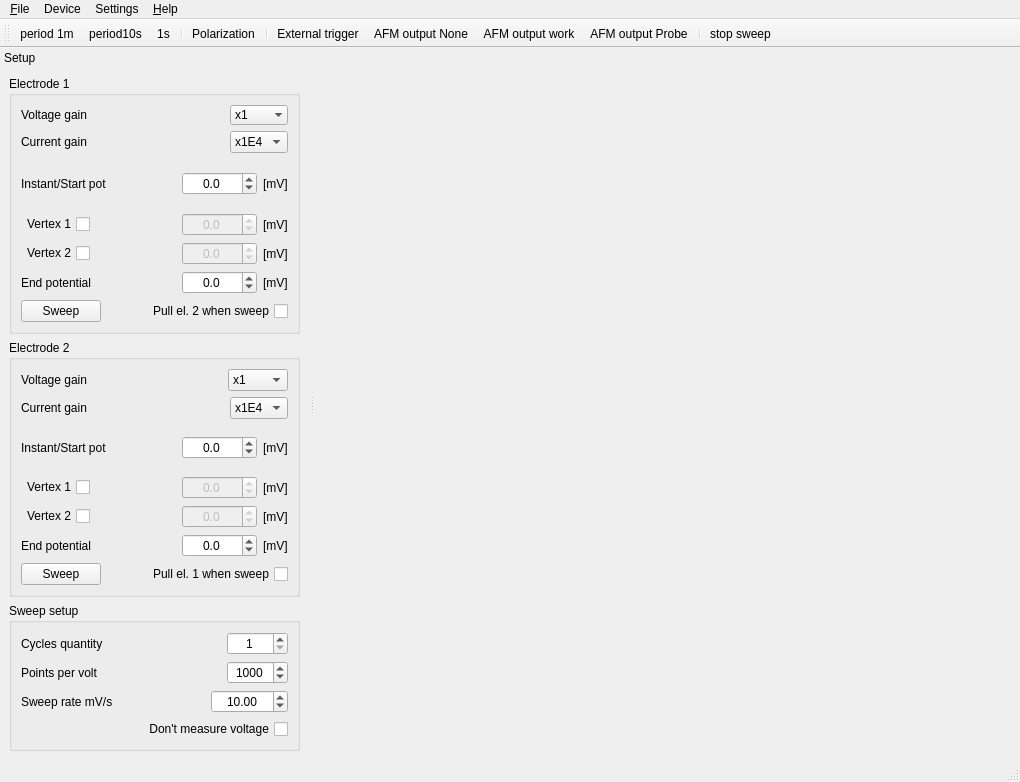
First picture: the form in software/digitizer/src/main_wnd.ui, repository z80/digitizer, before the edit.
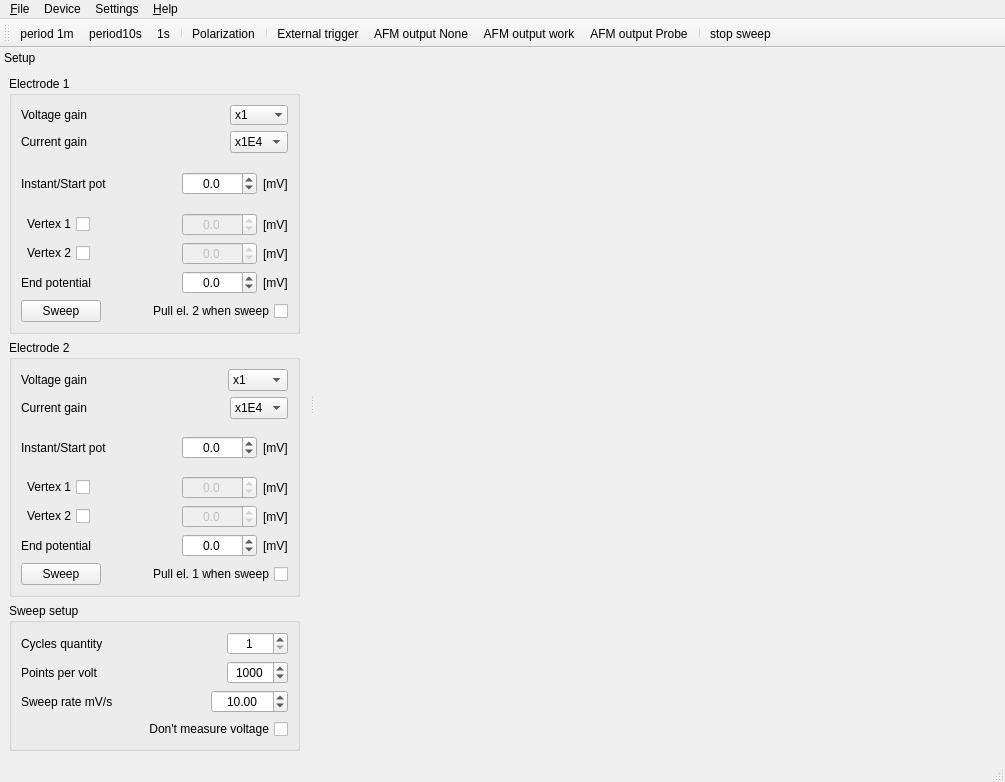
Second picture: the form after the edit. Icons and pictures are not drawn.

The edit to the form file:
```diff
--- a/software/digitizer/src/main_wnd.ui
+++ b/software/digitizer/src/main_wnd.ui
@@ -6,7 +6,7 @@
    <rect>
     <x>0</x>
     <y>0</y>
-    <width>1020</width>
+    <width>1005</width>
     <height>782</height>
    </rect>
   </property>
@@ -32,7 +32,7 @@
     <rect>
      <x>0</x>
      <y>0</y>
-     <width>1020</width>
+     <width>1005</width>
      <height>21</height>
     </rect>
    </property>
```
Left out of the diff: 9 changed lines with no effect on the pictures.
